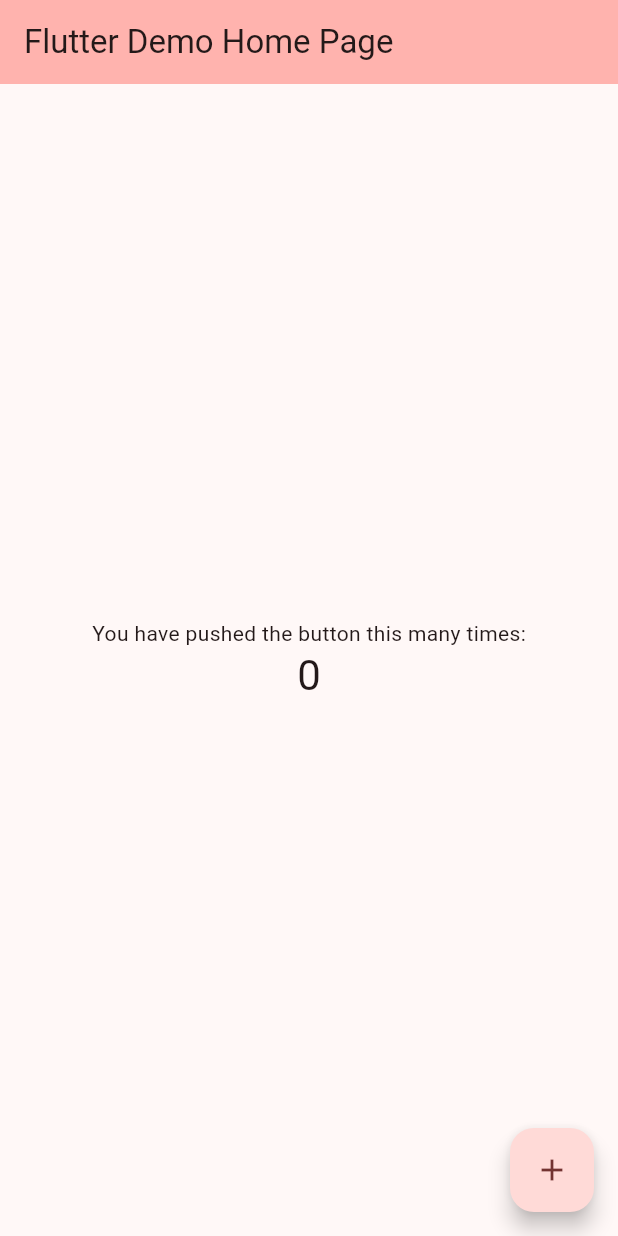
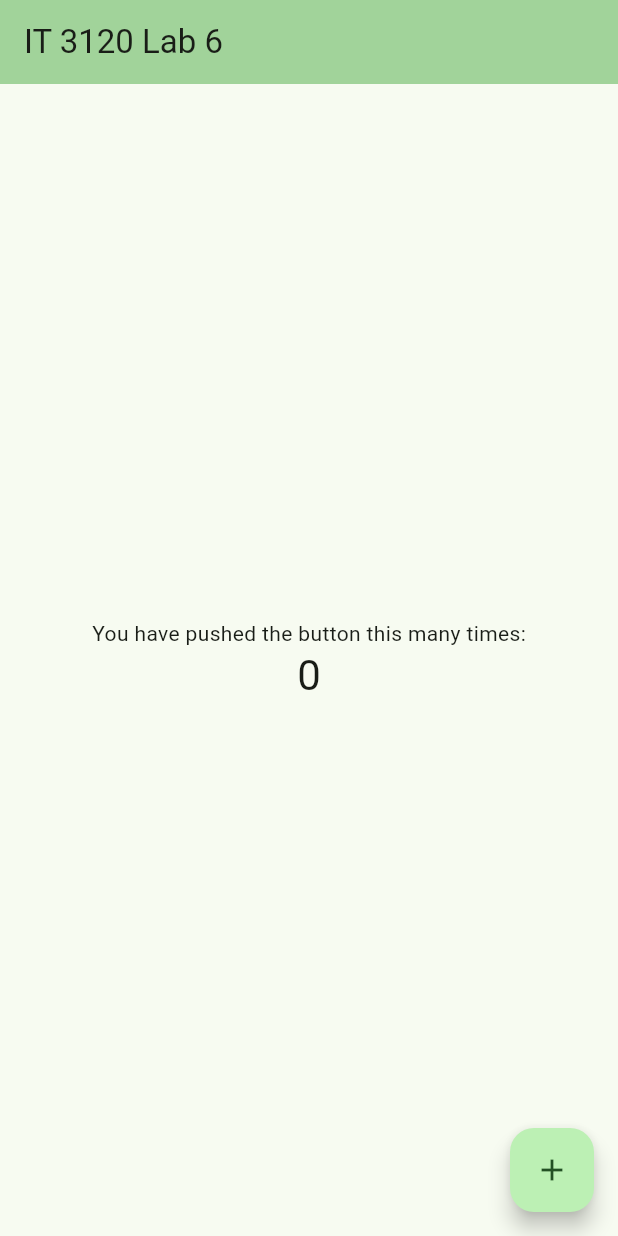
Before and after one commit to roces123/it3120-lab6, a Flutter app: the screen it shows after launch, on a phone screen of 412 x 824 dp. Run offline on Flutter 3.47's test engine with Material 3 defaults, Android fonts, the phone set to English and light mode, and no system bars.

Commit message:
Lab 6: <short summary of your 5 edits>

```diff
--- a/lib/main.dart
+++ b/lib/main.dart
@@ -28,9 +28,9 @@ class MyApp extends StatelessWidget {
         //
         // This works for code too, not just values: Most code changes can be
         // tested with just a hot reload.
-        colorScheme: ColorScheme.fromSeed(seedColor: Colors.redAccent),
+        colorScheme: ColorScheme.fromSeed(seedColor: Colors.green),
       ),
-      home: const MyHomePage(title: 'Flutter Demo Home Page'),
+      home: const MyHomePage(title: 'IT 3120 Lab 6'),
     );
   }
 }
```
